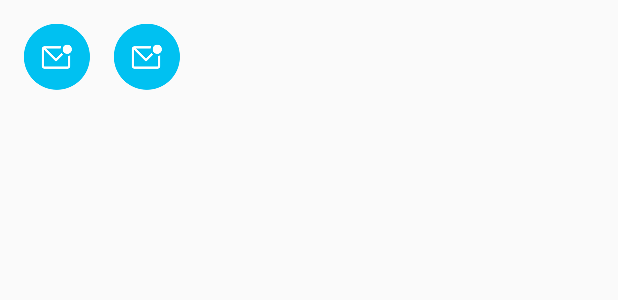
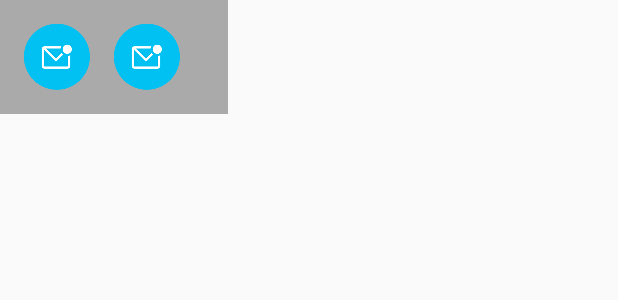
Before and after one commit to PhoneSj/SwipeLayout, an Android app: the layout left.xml on its own in the app's theme, with its tools: preview values and no code run, on a phone screen of 412 x 824 dp. Shown: the top 300 px of the screen. Run offline under Robolectric (Android 15) with nearby library versions, the phone set to English and light mode, and no system bars.

Commit message:
commit preview images

```diff
--- a/SwipeLayout/app/src/main/res/layout/left.xml
+++ b/SwipeLayout/app/src/main/res/layout/left.xml
@@ -3,6 +3,7 @@
     xmlns:android="http://schemas.android.com/apk/res/android"
     android:layout_width="wrap_content"
     android:layout_height="wrap_content"
+    android:background="#ffaaaaaa"
     android:gravity="center_vertical"
     android:orientation="horizontal"
     android:padding="16dp">
--- a/SwipeLayout/app/src/main/res/layout/main.xml
+++ b/SwipeLayout/app/src/main/res/layout/main.xml
@@ -3,6 +3,7 @@
     xmlns:android="http://schemas.android.com/apk/res/android"
     android:layout_width="match_parent"
     android:layout_height="wrap_content"
+    android:background="@android:color/white"
     android:gravity="center_vertical"
     android:orientation="horizontal"
     android:padding="16dp">
--- a/SwipeLayout/app/src/main/res/layout/right.xml
+++ b/SwipeLayout/app/src/main/res/layout/right.xml
@@ -3,6 +3,7 @@
     xmlns:android="http://schemas.android.com/apk/res/android"
     android:layout_width="wrap_content"
     android:layout_height="wrap_content"
+    android:background="#ffaaaaaa"
     android:gravity="center_vertical"
     android:orientation="horizontal"
     android:padding="16dp">
```
Also changed, not shown: 6 other files.
